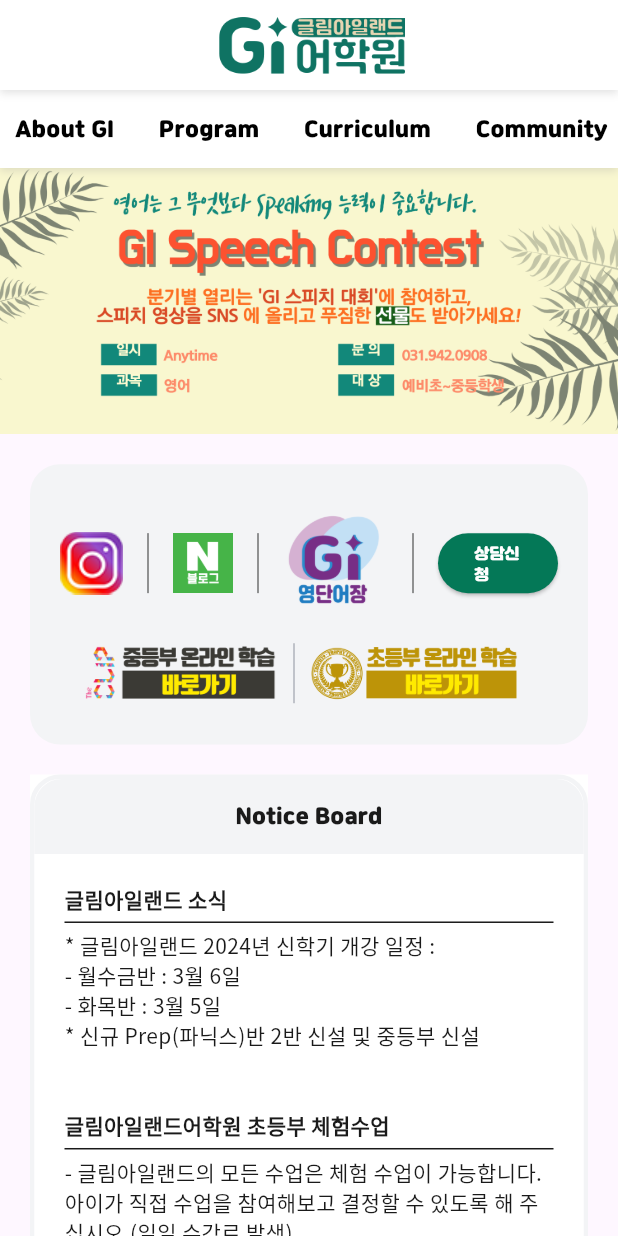
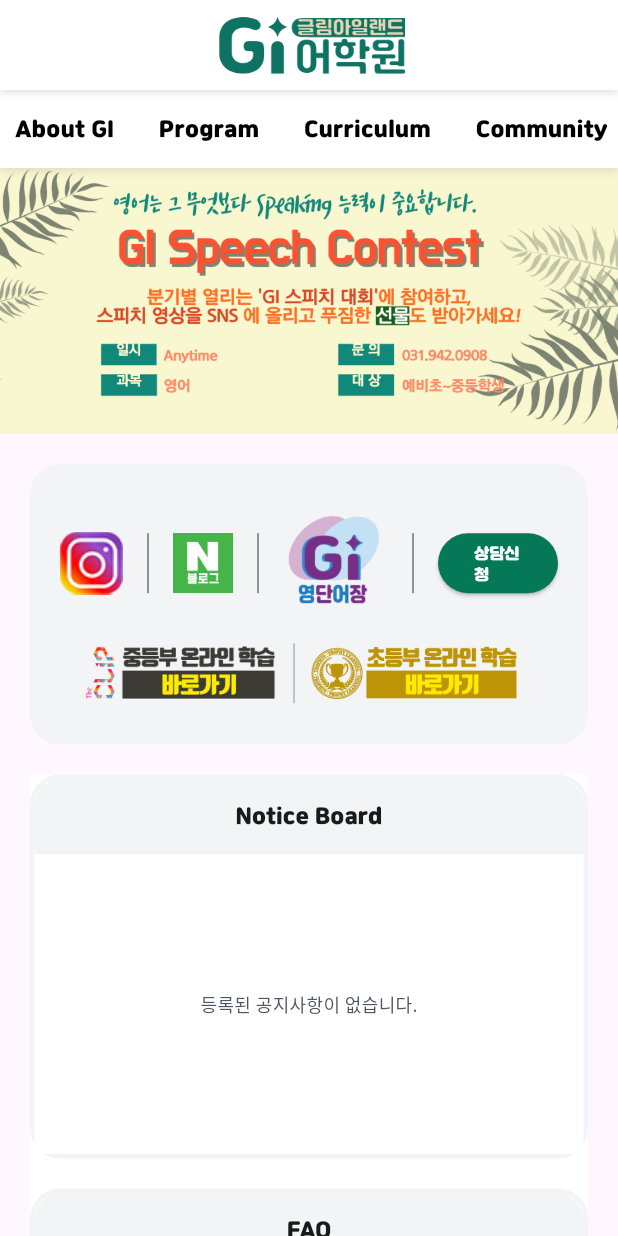
Before and after one commit to mirk098718/gi_english_website, a Flutter app: the screen it shows after launch, on a phone screen of 412 x 824 dp. Run offline on Flutter 3.47's test engine with Material 3 defaults, Android fonts, the phone set to English and light mode, and no system bars; our stand-ins replace cloud_firestore, firebase_auth, firebase_core, shared_preferences, syncfusion_flutter_calendar; missing offline and left inert: dart:html, dart:ui_web, shared_preferences_web; accounts and stored records are empty; statements that could not run were skipped.

Commit message:
Implement real-time data integration for mobile main page
- Replace static mobile bulletin board with dynamic Firebase data
- Add mobile-specific notice and FAQ list builders
- Implement mobile-optimized layout with 200px fixed height containers
- Display up to 2 latest notices and FAQs for mobile screens
- Add mobile-friendly text preview (40 chars for notices, 30 for FAQs)
- Include click navigation to detail pages from mobile main page
- Add loading states and error handling for mobile data streams
- Maintain mobile-specific styling with smaller fonts and compact layout
- Enable real-time updates on mobile version matching desktop functionality
- Remove unused import to fix linter warnings

```diff
--- a/lib/pages/SchoolMainPage.dart
+++ b/lib/pages/SchoolMainPage.dart
@@ -15,7 +15,6 @@ import 'package:gi_english_website/class/Notice.dart';
 import 'package:gi_english_website/class/FAQ.dart';
 import '../admin/page/AdminLoginPage.dart';
 import '../util/UrlIUtil.dart';
-import '../util/WidgetUtil.dart';
 import 'package:intl/intl.dart';
 
 class SchoolMainPage extends StatefulWidget {
@@ -849,6 +848,7 @@ class _SchoolMainPageState extends State<SchoolMainPage> {
       margin: EdgeInsets.only(left: 20, right: 20),
       child: Column(
         children: [
+          // Notice Board Section
           Container(
             decoration: BoxDecoration(
               border: Border.all(color: Palette.grey100, width: 3),
@@ -861,10 +861,11 @@ class _SchoolMainPageState extends State<SchoolMainPage> {
                   child: TextButton(
                     child: Text(
                       "Notice Board",
-                      style:
-                          TextStyle(color: Palette.black, fontFamily: "Jalnan"),
+                      style: TextStyle(color: Palette.black, fontFamily: "Jalnan"),
                     ),
-                    onPressed: () {},
+                    onPressed: () {
+                      MenuUtil.push(context, SchoolCommunityNoticePage());
+                    },
                   ),
                   height: 50,
                   decoration: BoxDecoration(
@@ -876,90 +877,14 @@ class _SchoolMainPageState extends State<SchoolMainPage> {
                   ),
                 ),
                 Container(
-                  color: Colors.white,
-                  alignment: Alignment.topLeft,
-                  padding: EdgeInsets.all(20),
-                  child: Column(
-                      crossAxisAlignment: CrossAxisAlignment.start,
-                      children: [
-                        Text(
-                            style: TextStyle(
-                                color: Palette.black,
-                                fontFamily: "NotoSansKR",
-                                fontWeight: FontWeight.bold,
-                                fontSize: 14),
-                            "글림아일랜드 소식"),
-                        WidgetUtil.myDivider(),
-                        Text(
-                            style: TextStyle(
-                                color: Palette.black,
-                                fontFamily: "NotoSansKR",
-                                fontWeight: FontWeight.normal,
-                                fontSize: 14),
-                            "* 글림아일랜드 2024년 신학기 개강 일정 :\n"
-                            "- 월수금반 : 3월 6일\n"
-                            "- 화목반 : 3월 5일\n"
-                            "* 신규 Prep(파닉스)반 2반 신설 및 중등부 신설"),
-                      ]),
+                  height: 200, // 고정 높이 설정
+                  child: _buildMobileNoticeList(),
                 ),
-                Container(
-                  color: Colors.white,
-                  alignment: Alignment.topLeft,
-                  padding: EdgeInsets.all(20),
-                  child: Column(
-                      crossAxisAlignment: CrossAxisAlignment.start,
-                      children: [
-                        Text(
-                            style: TextStyle(
-                                color: Palette.black,
-                                fontFamily: "NotoSansKR",
-                                fontWeight: FontWeight.bold,
-                                fontSize: 14),
-                            "글림아일랜드어학원 초등부 체험수업"),
-                        WidgetUtil.myDivider(),
-                        Text(
-                            style: TextStyle(
-                                color: Palette.black,
-                                fontFamily: "NotoSansKR",
-                                fontWeight: FontWeight.normal,
-                                fontSize: 14),
-                            "- 글림아일랜드의 모든 수업은 체험 수업이 가능합니다. "
-                            "아이가 직접 수업을 참여해보고 결정할 수 있도록 해 주십시오.(일일 수강료 발생)"),
-                      ]),
-                ),
-                Container(
-                  alignment: Alignment.topLeft,
-                  padding: EdgeInsets.all(20),
-                  decoration: BoxDecoration(
-                      color: Colors.white,
-                      borderRadius: BorderRadius.only(
-                          bottomLeft: Radius.circular(20),
-                          bottomRight: Radius.circular(20))),
-                  child: Column(
-                      crossAxisAlignment: CrossAxisAlignment.start,
-                      children: [
-                        Text(
-                            style: TextStyle(
-                                color: Palette.black,
-                                fontFamily: "NotoSansKR",
-                                fontWeight: FontWeight.bold,
-                                fontSize: 14),
-                            "학원 차량 노선"),
-                        WidgetUtil.myDivider(),
-                        Text(
-                            style: TextStyle(
-                                color: Palette.black,
-                                fontFamily: "NotoSansKR",
-                                fontWeight: FontWeight.normal,
-                                fontSize: 14),
-                            "- 본원에서는 초등, 중등반 수업 스케줄에 따른 학원 차량을 "
-                            "운행하며 자세한 내용은 상담시 차량 노선과 함께 제공합니다."),
-                      ]),
-                )
               ],
             ),
           ),
           SizedBox(height: 20),
+          // FAQ Section
           Container(
             decoration: BoxDecoration(
               border: Border.all(color: Palette.grey100, width: 3),
@@ -972,10 +897,11 @@ class _SchoolMainPageState extends State<SchoolMainPage> {
                   child: TextButton(
                     child: Text(
                       "FAQ",
-                      style:
-                          TextStyle(color: Palette.black, fontFamily: "Jalnan"),
+                      style: TextStyle(color: Palette.black, fontFamily: "Jalnan"),
                     ),
-                    onPressed: () {},
+                    onPressed: () {
+                      MenuUtil.push(context, SchoolCommunityBoardPage());
+                    },
                   ),
                   height: 50,
                   decoration: BoxDecoration(
@@ -987,102 +913,311 @@ class _SchoolMainPageState extends State<SchoolMainPage> {
                   ),
                 ),
                 Container(
-                  color: Colors.white,
-                  alignment: Alignment.topLeft,
-                  padding: EdgeInsets.all(20),
-                  child: Column(
-                      crossAxisAlignment: CrossAxisAlignment.start,
-                      mainAxisSize: MainAxisSize.min,
-                      children: [
-                        Text(
-                            style: TextStyle(
-                                color: Palette.black,
-                                fontFamily: "NotoSansKR",
-                                fontWeight: FontWeight.bold,
-                                fontSize: 14),
-                            "Q: 글림아일랜드 24년도 개강일은?"),
-                        WidgetUtil.myDivider(),
-                        Text(
-                            style: TextStyle(
-                                color: Palette.black,
-                                fontFamily: "NotoSansKR",
-                                fontWeight: FontWeight.normal,
-                                fontSize: 14),
-                            "A: 글림아일랜드 2024년 신학기 개강 일정 :\n"
-                            "- 월수금반 : 3월 6일\n"
-                            "- 화목반 : 3월 5일"),
-                      ]),
-                ),
-                Container(
-                  height: 1,
-                  margin: EdgeInsets.only(right: 10, left: 10),
-                ),
-                Container(
-                  color: Colors.white,
-                  alignment: Alignment.topLeft,
-                  padding: EdgeInsets.all(20),
-                  child: Column(
-                      mainAxisSize: MainAxisSize.min,
-                      crossAxisAlignment: CrossAxisAlignment.start,
-                      children: [
-                        Text(
-                            style: TextStyle(
-                                color: Palette.black,
-                                fontFamily: "NotoSansKR",
-                                fontWeight: FontWeight.bold,
-                                fontSize: 14),
-                            "Q: 예비초, 초등, 중등부 각반 정원은 몇명인가요?"),
-                        WidgetUtil.myDivider(),
-                        Text(
-                            style: TextStyle(
-                                color: Palette.black,
-                                fontFamily: "NotoSansKR",
-                                fontWeight: FontWeight.normal,
-                                fontSize: 14),
-                            "A: 초등부, 중등부 정원은 한 반에 8명이며 bilingual 선생님께서 담임을 맡아 주실 것이고, "
-                            "최소 주 1회 원어민 선생님 수업이 있습니다."),
-                      ]),
-                ),
-                Container(
-                  color: Colors.white,
-                  height: 1,
-                  margin: EdgeInsets.only(right: 10, left: 10),
-                ),
-                Container(
-                  alignment: Alignment.topLeft,
-                  padding: EdgeInsets.all(20),
-                  decoration: BoxDecoration(
-                      color: Colors.white,
-                      borderRadius: BorderRadius.only(
-                          bottomLeft: Radius.circular(20),
-                          bottomRight: Radius.circular(20))),
-                  child: Column(
-                      mainAxisSize: MainAxisSize.min,
-                      crossAxisAlignment: CrossAxisAlignment.start,
-                      children: [
-                        Text(
-                            style: TextStyle(
-                                color: Palette.black,
-                                fontFamily: "NotoSansKR",
-                                fontWeight: FontWeight.bold,
-                                fontSize: 14),
-                            "Q: 연령별로 반이 나뉘나요?"),
-                        WidgetUtil.myDivider(),
-                        Text(
-                            style: TextStyle(
-                                color: Palette.black,
-                                fontFamily: "NotoSansKR",
-                                fontWeight: FontWeight.normal,
-                                fontSize: 14),
-                            "A: 예비초, 초등부는 연령을 고려하되,\n"
-                            "실력 테스트를 거친 후 레벨 별로 반 배정이 됩니다. 중등부는 연령과 실력에 따라 반 배정이 되며 학교도 되도록이면 통일합니다."),
-                      ]),
+                  height: 200, // 고정 높이 설정
+                  child: _buildMobileFAQList(),
                 ),
               ],
             ),
           ),
           Container(height: 20)
         ],
+      ),
+    );
+  }
+
+  Widget _buildMobileNoticeList() {
+    return StreamBuilder<List<Notice>>(
+      stream: NoticeService.getNoticesStreamSorted(),
+      builder: (context, snapshot) {
+        if (snapshot.hasError) {
+          return Container(
+            color: Colors.white,
+            padding: EdgeInsets.all(20),
+            child: Center(
+              child: Text(
+                '공지사항을 불러오는데 오류가 발생했습니다.',
+                style: TextStyle(
+                  fontSize: 12,
+                  color: Colors.red,
+                  fontFamily: "NotoSansKR",
+                ),
+              ),
+            ),
+          );
+        }
+
+        if (snapshot.connectionState == ConnectionState.waiting) {
+          return Container(
+            color: Colors.white,
+            padding: EdgeInsets.all(20),
+            child: Center(
+              child: CircularProgressIndicator(
+                valueColor: AlwaysStoppedAnimation<Color>(Palette.primary),
+                strokeWidth: 2,
+              ),
+            ),
+          );
+        }
+
+        List<Notice> notices = snapshot.data ?? [];
+        // 최대 2개까지만 표시 (모바일에서는 공간이 제한적)
+        List<Notice> displayNotices = notices.take(2).toList();
+
+        if (displayNotices.isEmpty) {
+          return Container(
+            color: Colors.white,
+            padding: EdgeInsets.all(20),
+            child: Center(
+              child: Text(
+                '등록된 공지사항이 없습니다.',
+                style: TextStyle(
+                  fontSize: 12,
+                  color: Palette.grey600,
+                  fontFamily: "NotoSansKR",
+                ),
+              ),
+            ),
+          );
+        }
+
+        return Container(
+          color: Colors.white,
+          child: ListView.separated(
+            padding: EdgeInsets.all(0),
+            itemCount: displayNotices.length,
+            separatorBuilder: (context, index) => Container(
+              height: 1,
+              color: Palette.grey200,
+            ),
+            itemBuilder: (context, index) {
+              Notice notice = displayNotices[index];
+              return _buildMobileNoticeItem(notice);
+            },
+          ),
+        );
+      },
+    );
+  }
+
+  Widget _buildMobileNoticeItem(Notice notice) {
+    // 미리보기 텍스트 생성 (40자 제한 - 모바일에서는 더 짧게)
+    String preview = notice.content.length > 40
+        ? '${notice.content.substring(0, 40)}...'
+        : notice.content;
+
+    return InkWell(
+      onTap: () {
+        if (notice.id != null) {
+          MenuUtil.push(context, NoticeDetailPage(noticeId: notice.id!));
+        }
+      },
+      child: Container(
+        padding: EdgeInsets.all(16),
+        child: Column(
+          crossAxisAlignment: CrossAxisAlignment.start,
+          children: [
+            Row(
+              children: [
+                if (notice.isImportant) ...[
+                  Container(
+                    padding: EdgeInsets.symmetric(horizontal: 4, vertical: 2),
+                    decoration: BoxDecoration(
+                      color: Colors.red,
+                      borderRadius: BorderRadius.circular(3),
+                    ),
+                    child: Text(
+                      "중요",
+                      style: TextStyle(
+                        color: Colors.white,
+                        fontSize: 8,
+                        fontWeight: FontWeight.bold,
+                        fontFamily: "NotoSansKR",
+                      ),
+                    ),
+                  ),
+                  SizedBox(width: 6),
+                ],
+                Expanded(
+                  child: Text(
+                    notice.title,
+                    style: TextStyle(
+                      color: Palette.black,
+                      fontFamily: "NotoSansKR",
+                      fontWeight: FontWeight.bold,
+                      fontSize: 13,
+                    ),
+                    maxLines: 1,
+                    overflow: TextOverflow.ellipsis,
+                  ),
+                ),
+                Text(
+                  DateFormat('MM.dd').format(notice.createdAt),
+                  style: TextStyle(
+                    color: Palette.grey600,
+                    fontFamily: "NotoSansKR",
+                    fontSize: 10,
+                  ),
+                ),
+              ],
+            ),
+            SizedBox(height: 6),
+            Text(
+              preview,
+              style: TextStyle(
+                color: Palette.grey700,
+                fontFamily: "NotoSansKR",
+                fontSize: 12,
+                height: 1.3,
+              ),
+              maxLines: 2,
+              overflow: TextOverflow.ellipsis,
+            ),
+          ],
+        ),
+      ),
+    );
+  }
+
+  Widget _buildMobileFAQList() {
+    return StreamBuilder<List<FAQ>>(
+      stream: FAQService.getFAQsStreamSorted(),
+      builder: (context, snapshot) {
+        if (snapshot.hasError) {
+          return Container(
+            color: Colors.white,
+            padding: EdgeInsets.all(20),
+            child: Center(
+              child: Text(
+                'FAQ를 불러오는데 오류가 발생했습니다.',
+                style: TextStyle(
+                  fontSize: 12,
+                  color: Colors.red,
+                  fontFamily: "NotoSansKR",
+                ),
+              ),
+            ),
+          );
+        }
+
+        if (snapshot.connectionState == ConnectionState.waiting) {
+          return Container(
+            color: Colors.white,
+            padding: EdgeInsets.all(20),
+            child: Center(
+              child: CircularProgressIndicator(
+                valueColor: AlwaysStoppedAnimation<Color>(Palette.primary),
+                strokeWidth: 2,
+              ),
+            ),
+          );
+        }
+
+        List<FAQ> faqs = snapshot.data ?? [];
+        // 최대 2개까지만 표시 (모바일에서는 공간이 제한적)
+        List<FAQ> displayFAQs = faqs.take(2).toList();
+
+        if (displayFAQs.isEmpty) {
+          return Container(
+            color: Colors.white,
+            padding: EdgeInsets.all(20),
+            child: Center(
+              child: Text(
+                '등록된 FAQ가 없습니다.',
+                style: TextStyle(
+                  fontSize: 12,
+                  color: Palette.grey600,
+                  fontFamily: "NotoSansKR",
+                ),
+              ),
+            ),
+          );
+        }
+
+        return Container(
+          color: Colors.white,
+          child: ListView.separated(
+            padding: EdgeInsets.all(0),
+            itemCount: displayFAQs.length,
+            separatorBuilder: (context, index) => Container(
+              height: 1,
+              color: Palette.grey200,
+            ),
+            itemBuilder: (context, index) {
+              FAQ faq = displayFAQs[index];
+              return _buildMobileFAQItem(faq);
+            },
+          ),
+        );
+      },
+    );
+  }
+
+  Widget _buildMobileFAQItem(FAQ faq) {
+    // 미리보기 텍스트 생성 (30자 제한 - 모바일에서는 더 짧게)
+    String preview = faq.answer.length > 30
+        ? '${faq.answer.substring(0, 30)}...'
+        : faq.answer;
+
+    return InkWell(
+      onTap: () {
+        MenuUtil.push(context, SchoolCommunityBoardPage());
+      },
+      child: Container(
+        padding: EdgeInsets.all(16),
+        child: Column(
+          crossAxisAlignment: CrossAxisAlignment.start,
+          children: [
+            Row(
+              children: [
+                Container(
+                  padding: EdgeInsets.symmetric(horizontal: 4, vertical: 2),
+                  decoration: BoxDecoration(
+                    color: faq.isImportant ? Palette.primary : Palette.grey300,
+                    borderRadius: BorderRadius.circular(3),
+                  ),
+                  child: Text(
+                    faq.category,
+                    style: TextStyle(
+                      color: faq.isImportant ? Colors.white : Palette.grey700,
+                      fontSize: 8,
+                      fontWeight: FontWeight.bold,
+                      fontFamily: "NotoSansKR",
+                    ),
+                  ),
+                ),
+                SizedBox(width: 6),
+                if (faq.isImportant) ...[
+                  Icon(Icons.star, color: Palette.primary, size: 12),
+                  SizedBox(width: 4),
+                ],
+              ],
+            ),
+            SizedBox(height: 6),
+            Text(
+              "Q: ${faq.question}",
+              style: TextStyle(
+                color: Palette.black,
+                fontFamily: "NotoSansKR",
+                fontWeight: FontWeight.bold,
+                fontSize: 13,
+              ),
+              maxLines: 1,
+              overflow: TextOverflow.ellipsis,
+            ),
+            SizedBox(height: 4),
+            Text(
+              "A: $preview",
+              style: TextStyle(
+                color: Palette.grey700,
+                fontFamily: "NotoSansKR",
+                fontSize: 12,
+                height: 1.3,
+              ),
+              maxLines: 2,
+              overflow: TextOverflow.ellipsis,
+            ),
+          ],
+        ),
       ),
     );
   }
```
